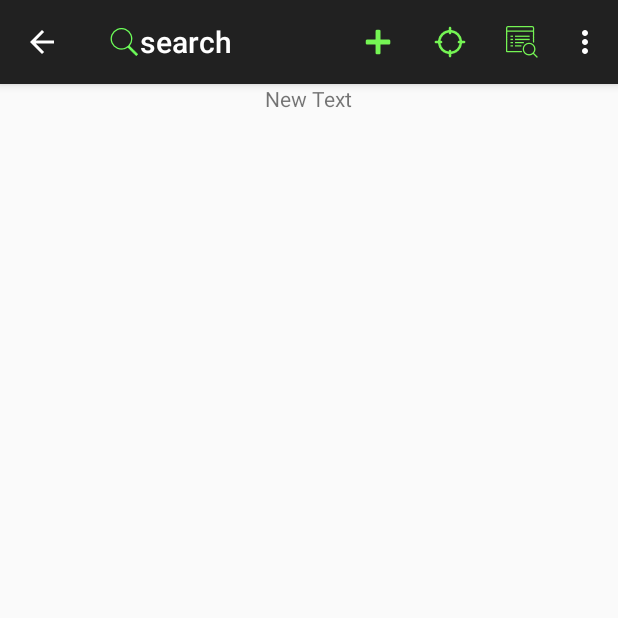
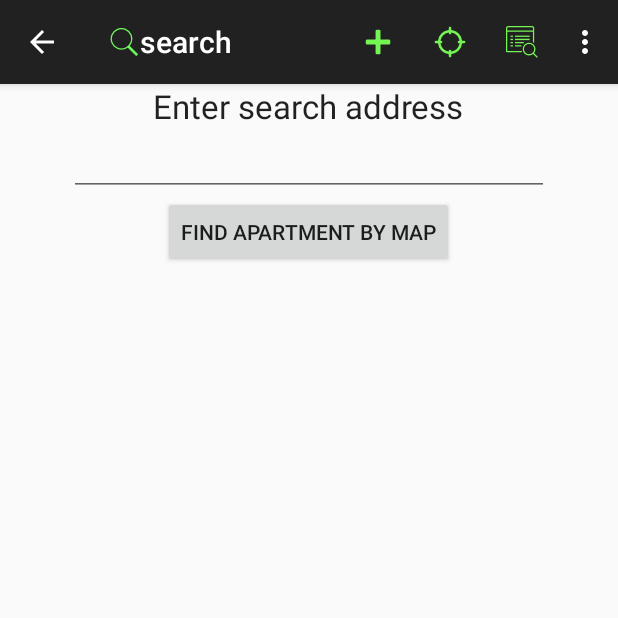
Before and after one commit to Davideini/AndroidMaps, an Android app: the MenuActivity screen opened directly, with no data from a screen before it, on a phone screen of 412 x 824 dp, the top half of it. Run offline under Robolectric (Android 15) with nearby library versions, the phone set to English and light mode, and no system bars; network calls fail; 9 statements that could not run were skipped.

Commit message:
Fix Some problems

```diff
--- a/app/src/main/AndroidManifest.xml
+++ b/app/src/main/AndroidManifest.xml
@@ -80,7 +80,7 @@
         <activity
             android:name=".MenuActivity"
             android:label="@string/title_activity_menu"
-            android:screenOrientation="portrait"/>
+            android:screenOrientation="portrait" />
         <activity
             android:name=".AddApartment"
             android:label="@string/title_activity_add_apartment" />
@@ -107,10 +107,10 @@
             android:label="@string/title_activity_add_new_apt" />
         <activity
             android:name=".SearchActivity"
-            android:label="@string/title_activity_search"></activity>
+            android:label="@string/title_activity_search" />
         <activity
             android:name=".NormalActivity"
-            android:label="@string/title_activity_normal"></activity>
+            android:label="@string/title_activity_normal" />
     </application>
 
 </manifest>
--- a/app/src/main/java/com/sce3/thirdyear/androidmaps/MenuActivity.java
+++ b/app/src/main/java/com/sce3/thirdyear/androidmaps/MenuActivity.java
@@ -1,14 +1,15 @@
 package com.sce3.thirdyear.androidmaps;
+
 import android.app.Fragment;
 import android.content.Intent;
 import android.content.res.Configuration;
 import android.content.res.TypedArray;
 import android.graphics.Bitmap;
+import android.os.Bundle;
 import android.support.v4.app.ActionBarDrawerToggle;
 import android.support.v4.view.GravityCompat;
 import android.support.v4.widget.DrawerLayout;
 import android.support.v7.app.ActionBarActivity;
-import android.os.Bundle;
 import android.view.Menu;
 import android.view.MenuInflater;
 import android.view.MenuItem;
@@ -19,13 +20,12 @@ import android.widget.TabHost;
 import android.widget.TabWidget;
 import android.widget.Toast;
 
-
 import com.sce3.thirdyear.androidmaps.fragments.About;
 import com.sce3.thirdyear.androidmaps.fragments.CustomSearchFragment;
+import com.sce3.thirdyear.androidmaps.fragments.ForMapsFregment;
 import com.sce3.thirdyear.androidmaps.fragments.HistoryFragment;
 import com.sce3.thirdyear.androidmaps.fragments.ResultFragment;
 import com.sce3.thirdyear.androidmaps.fragments.UserDetailsFragment;
-import com.sce3.thirdyear.androidmaps.fragments.frag;
 import com.sce3.thirdyear.androidmaps.fragments.test;
 import com.sce3.thirdyear.androidmaps.maps.AddressActivity;
 import com.sce3.thirdyear.classes.Ad;
@@ -35,6 +35,7 @@ import com.sce3.thirdyear.classes.MenuItemTemplate;
 import com.sce3.thirdyear.classes.MenuTabs;
 import com.sce3.thirdyear.classes.SQLiteDB;
 import com.sce3.thirdyear.classes.User;
+import com.sce3.thirdyear.maps.data.tools.Utility;
 
 import org.json.JSONException;
 import org.json.JSONObject;
@@ -45,21 +46,21 @@ import java.util.concurrent.ExecutionException;
 public class MenuActivity extends ActionBarActivity {
     /////////////////////////////////////////////////////////
     //static keys
-    public  final static String SER_KEY = "com.sce3.thirdyear.HouseDetailsActivity";
+    public final static String SER_KEY = "com.sce3.thirdyear.HouseDetailsActivity";
     ////////////////////static Drawer category
-    final static String [] historyTabs ={"Liked","Unliked","ALL"};
-    final static String [] searchTabs={"By Address","Custom Search"};
-    final static String [] profileTabs={"Personal Details" ,"My Ads"};
-    public final static  int Profile =0;
-    public final static  int Search = 1;
-    public final static  int History = 2;
-    public final static  int About = 3;
-    public final static  int Logout = 4;
-    public final static  int RESULTS =5;
+    final static String[] historyTabs = {"Liked", "Unliked", "ALL"};
+    final static String[] searchTabs = {"By Address", "Custom Search"};
+    final static String[] profileTabs = {"Personal Details", "My Ads"};
+    public final static int Profile = 0;
+    public final static int Search = 1;
+    public final static int History = 2;
+    public final static int About = 3;
+    public final static int Logout = 4;
+    public final static int RESULTS = 5;
     ////////////////////////////////////////////////////////////////////////
     //public ArrayList<Ad> results;
     public static ArrayList<Ad> resultsAds;
-    public static int resultIndex=0;
+    public static int resultIndex = 0;
     /////////////////////////////////////////////////////////////////////////
     private DrawerLayout mDrawerLayout;
     private ListView mDrawerList;
@@ -70,13 +71,13 @@ public class MenuActivity extends ActionBarActivity {
     private TypedArray menuIcons;
     private ArrayList<MenuItemTemplate> menuitems;
     ResultFragment resf;
-    Fragment fragment=null;
-    private int chosenMenuItem=-1;
+    Fragment fragment = null;
+    private int chosenMenuItem = -1;
     Bitmap b;
     ///////////////////////////////////////////////////////////
     private User user; //important for profile fragment
     ////////////////////////////////////////////////////////////
-    private  TabHost myTabHost;
+    private TabHost myTabHost;
     private MenuTabs mt;
 
 
@@ -85,25 +86,25 @@ public class MenuActivity extends ActionBarActivity {
         super.onCreate(savedInstanceState);
 
         setContentView(R.layout.activity_menu);
+        Utility.SetupUIKeyboard(findViewById(R.id.drawer_layout), this);
 
         menuitems = new ArrayList<MenuItemTemplate>();
         mTitle = mDrawerTitle = getTitle();
         menuTitles = getResources().getStringArray(R.array.menu_array);
-        menuIcons =getResources().obtainTypedArray(R.array.menu_icons);
+        menuIcons = getResources().obtainTypedArray(R.array.menu_icons);
         mDrawerLayout = (DrawerLayout) findViewById(R.id.drawer_layout);
         mDrawerList = (ListView) findViewById(R.id.left_drawer);
         // set a custom shadow that overlays the main content when the drawer opens
         mDrawerLayout.setDrawerShadow(R.drawable.drawer_shadow, GravityCompat.START);
-        resultsAds =new ArrayList<Ad>();
-        for(int i=0;i<menuTitles.length;i++)
-        {
-            menuitems.add(new MenuItemTemplate(menuTitles[i], menuIcons.getResourceId(i,-1)));
+        resultsAds = new ArrayList<Ad>();
+        for (int i = 0; i < menuTitles.length; i++) {
+            menuitems.add(new MenuItemTemplate(menuTitles[i], menuIcons.getResourceId(i, -1)));
         }
 
         menuIcons.recycle();
 
 
-        mDrawerList.setAdapter(new MenuAdapter(getApplicationContext(),menuitems));
+        mDrawerList.setAdapter(new MenuAdapter(getApplicationContext(), menuitems));
         mDrawerList.setOnItemClickListener(new DrawerItemClickListener());
 
         //Object a=getSupportActionBar();
@@ -134,17 +135,15 @@ public class MenuActivity extends ActionBarActivity {
         mDrawerLayout.setDrawerListener(mDrawerToggle);
 
 ////////////////////////////////////////////////////////////////
-        myTabHost=(TabHost)findViewById(android.R.id.tabhost);
+        myTabHost = (TabHost) findViewById(android.R.id.tabhost);
         myTabHost.setup();
-        mt=new MenuTabs(myTabHost,getFragmentManager(),this);
+        mt = new MenuTabs(myTabHost, getFragmentManager(), this);
 ////////////////////////////////////////////////////
         if (savedInstanceState == null) {
             ///here we can put the automatic search
 //            Toast.makeText(this,"sfsf",Toast.LENGTH_LONG);
             selectItem(MenuActivity.Search);
         }
-
-
 
 
     }
@@ -156,7 +155,7 @@ public class MenuActivity extends ActionBarActivity {
     }
 
     public void moreDetailsFromRes(View view) {
-        ((ResultFragment)getFragmentManager().findFragmentById(R.id.content_frame)).moreDetails();
+        ((ResultFragment) getFragmentManager().findFragmentById(R.id.content_frame)).moreDetails();
     }
 
 
@@ -169,16 +168,16 @@ public class MenuActivity extends ActionBarActivity {
 
     private void selectItem(int position) {
         // update the main content by replacing fragments
-        fragment=null;
-        TabWidget t=(TabWidget)findViewById(android.R.id.tabs);
-        int count=t.getTabCount();
-       if(t.getTabCount()!=0) {
+        fragment = null;
+        TabWidget t = (TabWidget) findViewById(android.R.id.tabs);
+        int count = t.getTabCount();
+        if (t.getTabCount() != 0) {
             //t.removeAllViews();
             myTabHost.setCurrentTab(0);
             myTabHost.clearAllTabs();
         }
         //myTabHost.getTabWidget().removeAllViews();
-        if(position==MenuActivity.Profile) {
+        if (position == MenuActivity.Profile) {
             mt.createTabs(MenuActivity.profileTabs);
             fragment = new UserDetailsFragment();
             //fragment = new ResultFragment();
@@ -188,23 +187,18 @@ public class MenuActivity extends ActionBarActivity {
             //getFragmentManager().beginTransaction().replace(R.id.content_frame, resf).commit();
             // = (ResultFragment) fragment;
             //fragment=resf;
-        }
-        else if(position==MenuActivity.Search){
+        } else if (position == MenuActivity.Search) {
             mt.createTabs(MenuActivity.searchTabs);
-            fragment = new test();
-        }
-        else if(position==MenuActivity.History){
+            fragment = new ForMapsFregment();
+        } else if (position == MenuActivity.History) {
             mt.createTabs(MenuActivity.historyTabs);
             fragment = new HistoryFragment();
-        }
-        else if(position==MenuActivity.About){
+        } else if (position == MenuActivity.About) {
 
             fragment = new About();
-        }
-        else if(position==MenuActivity.RESULTS) {
-            fragment=new ResultFragment();
-            }
-        else if(position==MenuActivity.Logout){
+        } else if (position == MenuActivity.RESULTS) {
+            fragment = new ResultFragment();
+        } else if (position == MenuActivity.Logout) {
             logOut();
             Intent intent = new Intent(MenuActivity.this, LoginActivity.class);
             intent.setFlags(Intent.FLAG_ACTIVITY_CLEAR_TOP); // To clean up all activities
@@ -220,7 +214,7 @@ public class MenuActivity extends ActionBarActivity {
         //FragmentManager fragmentManager = getFragmentManager();
         //fragmentManager.beginTransaction().replace(R.id.content_frame, fragment).commit();
         //resf=(ResultFragment) fragmentManager.findFragmentById(R.id.content_frame);
-        if(position==MenuActivity.History||position==MenuActivity.Search||position==MenuActivity.Profile) {
+        if (position == MenuActivity.History || position == MenuActivity.Search || position == MenuActivity.Profile) {
             myTabHost.setOnTabChangedListener(new TabHost.OnTabChangeListener() {
 
                 @Override
@@ -272,24 +266,22 @@ public class MenuActivity extends ActionBarActivity {
         if (id == R.id.action_settings) {
             return true;
         }
-        if(id ==R.id.add_appartment)
-        {
-            Intent i=new Intent(this, AddApartment.class);
+        if (id == R.id.add_appartment) {
+            Intent i = new Intent(this, AddApartment.class);
             startActivity(i);
         }
-        if(id==R.id.add_location)
-        {
-            Intent i=new Intent(this, AddressActivity.class);
+        if (id == R.id.add_location) {
+            Intent i = new Intent(this, AddressActivity.class);
             startActivity(i);
         }
-        if(id==R.id.search_result){
+        if (id == R.id.search_result) {
             //selectItem(MenuActivity.RESULTS);
-            if(myTabHost.getTabWidget().getTabCount()!=0) {
+            if (myTabHost.getTabWidget().getTabCount() != 0) {
                 //t.removeAllViews();
                 myTabHost.setCurrentTab(0);
                 myTabHost.clearAllTabs();
             }
-            getFragmentManager().beginTransaction().replace(R.id.content_frame,new ResultFragment()).commit();
+            getFragmentManager().beginTransaction().replace(R.id.content_frame, new ResultFragment()).commit();
             //((MenuItem)findViewById(R.id.search_result)).setIcon(R.drawable.ic_resultsfilled);
         }
 
@@ -322,18 +314,17 @@ public class MenuActivity extends ActionBarActivity {
         resf.updateTextView();
     }*/
 
-    public void setContent(String tag){
+    public void setContent(String tag) {
 
         if (tag.equals(searchTabs[0]))
-            fragment = new test(); //change to like or unlike or all
+            fragment = new ForMapsFregment(); //change to like or unlike or all
         else if (tag.equals(searchTabs[1])) {
             fragment = new CustomSearchFragment();
             /*Bundle args = new Bundle();
             args.putSerializable("Results", results);
             fragment.setArguments(args);//change to like or unlike or all
             */
-        }
-        else if (tag.equals(historyTabs[0]))
+        } else if (tag.equals(historyTabs[0]))
             fragment = new HistoryFragment(); //change to like or unlike or all
         else if (tag.equals(historyTabs[1]))
             fragment = new test(); //change to like or unlike or all
@@ -350,7 +341,8 @@ public class MenuActivity extends ActionBarActivity {
 
         }
     }
-    private void logOut(){
+
+    private void logOut() {
         SQLiteDB db = new SQLiteDB(getApplicationContext());
         String session = db.getSavedSession();
         String address = String.format("http://%s/JavaWeb/api?action=Logout&session=%s", JSONRequest.SERVER, session);
@@ -372,6 +364,4 @@ public class MenuActivity extends ActionBarActivity {
     }
 
 
-
-
 }
--- a/app/src/main/java/com/sce3/thirdyear/androidmaps/SearchActivity.java
+++ b/app/src/main/java/com/sce3/thirdyear/androidmaps/SearchActivity.java
@@ -1,8 +1,8 @@
 package com.sce3.thirdyear.androidmaps;
 
 import android.content.Intent;
+import android.os.Bundle;
 import android.support.v7.app.ActionBarActivity;
-import android.os.Bundle;
 import android.view.Menu;
 import android.view.MenuItem;
 import android.view.View;
@@ -43,6 +43,7 @@ public class SearchActivity extends ActionBarActivity {
     protected void onCreate(Bundle savedInstanceState) {
         super.onCreate(savedInstanceState);
         setContentView(R.layout.activity_search);
+
 
         City = (EditText)findViewById(R.id.SearchCityeditText);
         Rooms = (EditText)findViewById(R.id.SearchRoomsEditText);
--- /dev/null
+++ b/app/src/main/java/com/sce3/thirdyear/androidmaps/fragments/ForMapsFregment.java
@@ -0,0 +1,69 @@
+package com.sce3.thirdyear.androidmaps.fragments;
+
+import android.app.Activity;
+import android.content.Intent;
+import android.net.Uri;
+import android.os.Bundle;
+import android.app.Fragment;
+import android.view.LayoutInflater;
+import android.view.View;
+import android.view.ViewGroup;
+import android.widget.Button;
+import android.widget.EditText;
+
+import com.sce3.thirdyear.androidmaps.R;
+import com.sce3.thirdyear.androidmaps.maps.FindByAddressActivity;
+import com.sce3.thirdyear.maps.data.Address;
+
+/**
+ * A simple {@link Fragment} subclass.
+ * Activities that contain this fragment must implement the
+ * {@link ForMapsFregment.OnFragmentInteractionListener} interface
+ * to handle interaction events.
+ * Use the {@link ForMapsFregment#newInstance} factory method to
+ * create an instance of this fragment.
+ */
+public class ForMapsFregment extends Fragment {
+
+
+    @Override
+    public void onCreate(Bundle savedInstanceState) {
+        super.onCreate(savedInstanceState);
+    }
+
+    @Override
+    public View onCreateView(LayoutInflater inflater, ViewGroup container,
+                             Bundle savedInstanceState) {
+        // Inflate the layout for this fragment
+        View view = inflater.inflate(R.layout.fragment_for_maps_fregment, container, false);
+        Button btn = (Button) view.findViewById(R.id.btnForSearch);
+        btn.setOnClickListener(new View.OnClickListener() {
+            @Override
+            public void onClick(View v) {
+                EditText address = (EditText) getActivity().findViewById(R.id.etSearchField);
+
+                Intent i = new Intent(getActivity(), FindByAddressActivity.class);
+                i.putExtra(Address.FOR_DEPARTMANTS, true);
+                i.putExtra(Address.FORMATTED_ADDRESS, address.getText().toString());
+                getActivity().startActivity(i);
+            }
+        });
+
+        return view;
+    }
+
+    @Override
+    public void onAttach(Activity activity) {
+        super.onAttach(activity);
+        try {
+        } catch (ClassCastException e) {
+            throw new ClassCastException(activity.toString()
+                    + " must implement OnFragmentInteractionListener");
+        }
+    }
+
+    @Override
+    public void onDetach() {
+        super.onDetach();
+    }
+}
--- a/app/src/main/java/com/sce3/thirdyear/classes/JSONRequest.java
+++ b/app/src/main/java/com/sce3/thirdyear/classes/JSONRequest.java
@@ -32,8 +32,9 @@ public class JSONRequest implements Callable<String> {
     //public final static String SERVER = "10.200.204.243:81";//"10.0.0.138:81"; //"10.200.204.243:81";
     //public final static String SERVER = "10.200.201.176:8080";
     //public final static String SERVER = "10.0.0.14:8080";
-    public final static String SERVER = "192.168.1.9:8081";
+    //public final static String SERVER = "192.168.1.9:8081";
     //public final static String SERVER = "192.168.3.151:8080";
+    public final static String SERVER = "localhost:8080";
     public final static String IMAGE_DIR = "JavaWeb/images";
 
     String address;
--- a/app/src/main/res/layout/activity_search.xml
+++ b/app/src/main/res/layout/activity_search.xml
@@ -4,6 +4,7 @@
     android:paddingRight="@dimen/activity_horizontal_margin"
     android:paddingTop="@dimen/activity_vertical_margin"
     android:paddingBottom="@dimen/activity_vertical_margin"
+    android:id="@+id/search_page"
     tools:context="com.sce3.thirdyear.androidmaps.SearchActivity">
 
     <TableLayout
--- /dev/null
+++ b/app/src/main/res/layout/fragment_for_maps_fregment.xml
@@ -0,0 +1,30 @@
+<LinearLayout xmlns:android="http://schemas.android.com/apk/res/android"
+    xmlns:tools="http://schemas.android.com/tools"
+    android:layout_width="match_parent"
+    android:layout_height="match_parent"
+    android:orientation="vertical"
+    tools:context="com.sce3.thirdyear.androidmaps.fragments.ForMapsFregment">
+
+
+    <TextView
+        android:layout_width="wrap_content"
+        android:layout_height="wrap_content"
+        android:text="Enter search address"
+        android:id="@+id/textView13"
+        android:layout_gravity="center_horizontal"
+        style="@style/Base.TextAppearance.AppCompat.Large" />
+
+    <EditText
+        android:layout_width="320dp"
+        android:layout_height="wrap_content"
+        android:id="@+id/etSearchField"
+        android:layout_gravity="center_horizontal|bottom" />
+
+    <Button
+        android:layout_width="wrap_content"
+        android:layout_height="wrap_content"
+        android:text="Find Apartment by Map"
+        android:id="@+id/btnForSearch"
+        android:layout_gravity="center_horizontal" />
+
+</LinearLayout>
```
Also changed, not shown: app/src/main/java/com/sce3/thirdyear/androidmaps/MapsActivity.java (+1 -8 lines), app/src/main/java/com/sce3/thirdyear/androidmaps/maps/FindByAddressActivity.java (+11 -2 lines), app/src/main/java/com/sce3/thirdyear/classes/Apartment.java (+32 -18 lines), app/src/main/java/com/sce3/thirdyear/maps/data/tools/MarkerUtility.java (+34 -3 lines), app/src/main/res/layout/apartment_info.xml (+15 -0 lines), 3 other files. Lines whose indentation alone changed are shown as unchanged.
